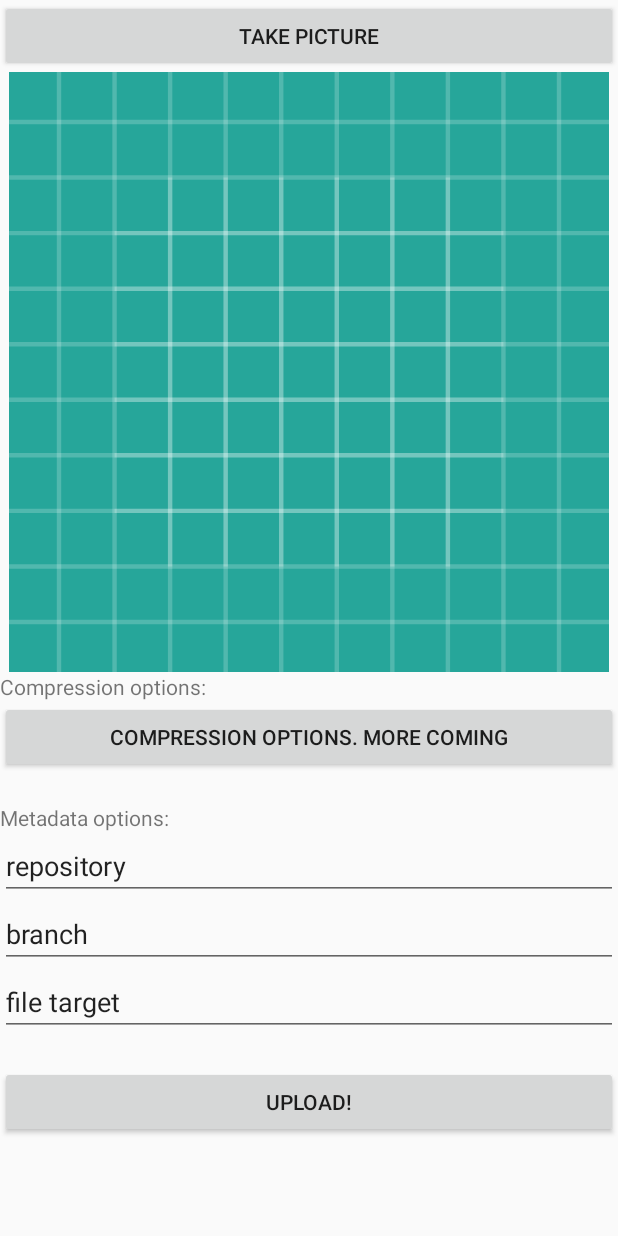
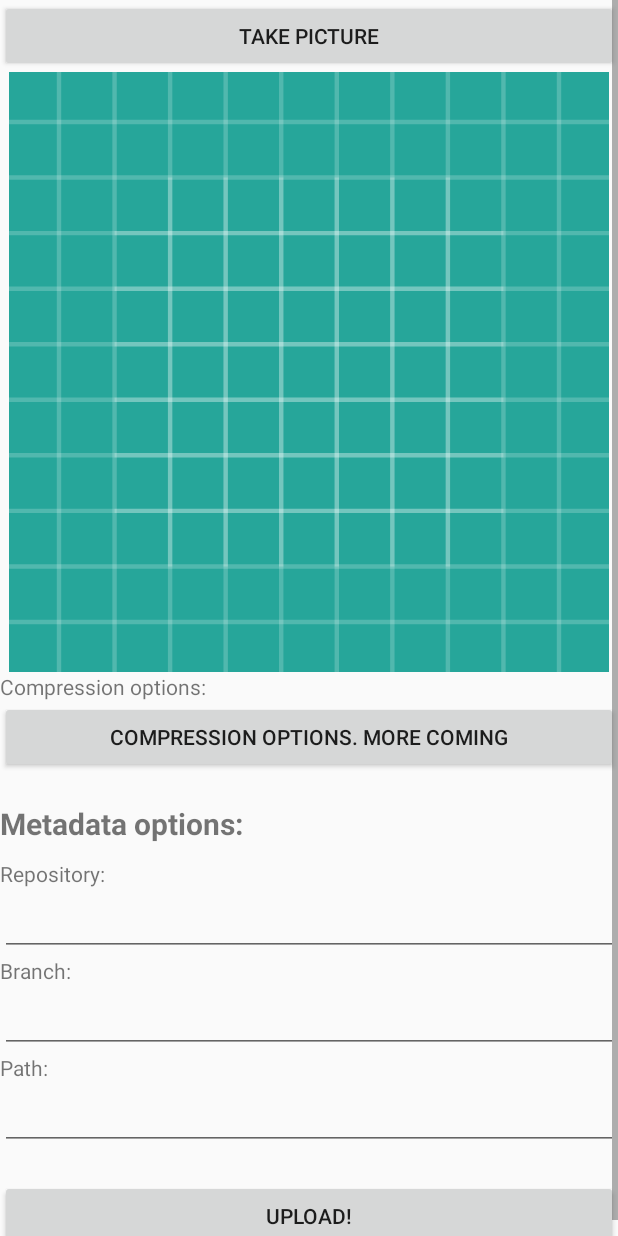
Before and after one commit to tholok97/github_sketch_uploader, an Android app: the TakePictureAndSetMetadataActivity screen opened directly, with no data from a screen before it, on a phone screen of 412 x 824 dp. Run offline under Robolectric (Android 15) with nearby library versions, the phone set to English and light mode, and no system bars.

Commit message:
#13 - prepared takePictureAnd.... activity to load from prefs

```diff
--- a/app/src/main/res/layout/activity_take_picture_and_set_metadata.xml
+++ b/app/src/main/res/layout/activity_take_picture_and_set_metadata.xml
@@ -60,22 +60,40 @@
             <!-- METADATA OPTIONS -->
 
             <TextView
+                android:layout_marginBottom="10dp"
+                android:textSize="20dp"
+                android:textStyle="bold"
                 android:text="Metadata options:"
                 android:layout_width="match_parent"
                 android:layout_height="wrap_content" />
 
-            <EditText
-                android:text="repository"
+            <TextView
+                android:text="Repository:"
                 android:layout_width="match_parent"
                 android:layout_height="wrap_content" />
 
             <EditText
-                android:text="branch"
+                android:id="@+id/et_repository"
+                android:layout_width="match_parent"
+                android:layout_height="wrap_content" />
+
+            <TextView
+                android:text="Branch:"
                 android:layout_width="match_parent"
                 android:layout_height="wrap_content" />
 
             <EditText
-                android:text="file target"
+                android:id="@+id/et_branch"
+                android:layout_width="match_parent"
+                android:layout_height="wrap_content" />
+
+            <TextView
+                android:text="Path:"
+                android:layout_width="match_parent"
+                android:layout_height="wrap_content" />
+
+            <EditText
+                android:id="@+id/et_path"
                 android:layout_width="match_parent"
                 android:layout_height="wrap_content" />
 
```
